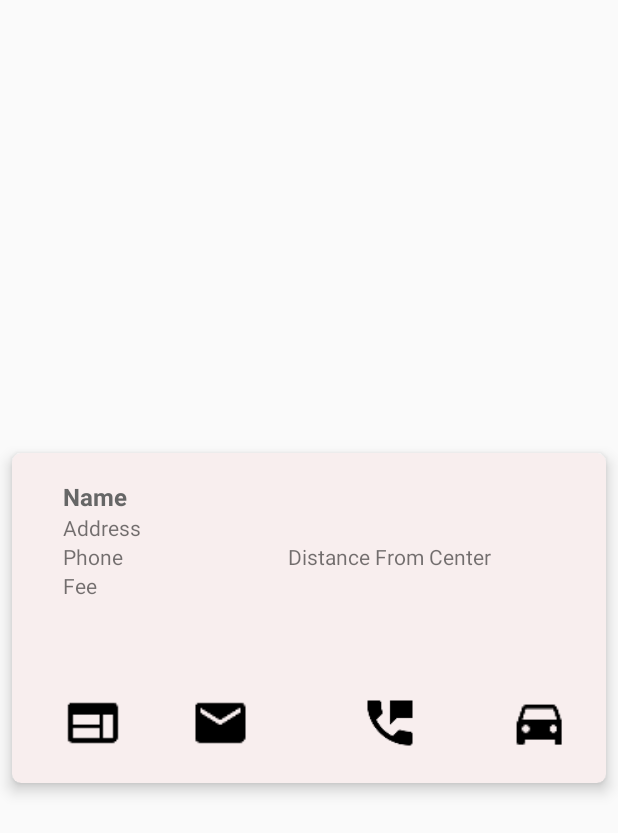
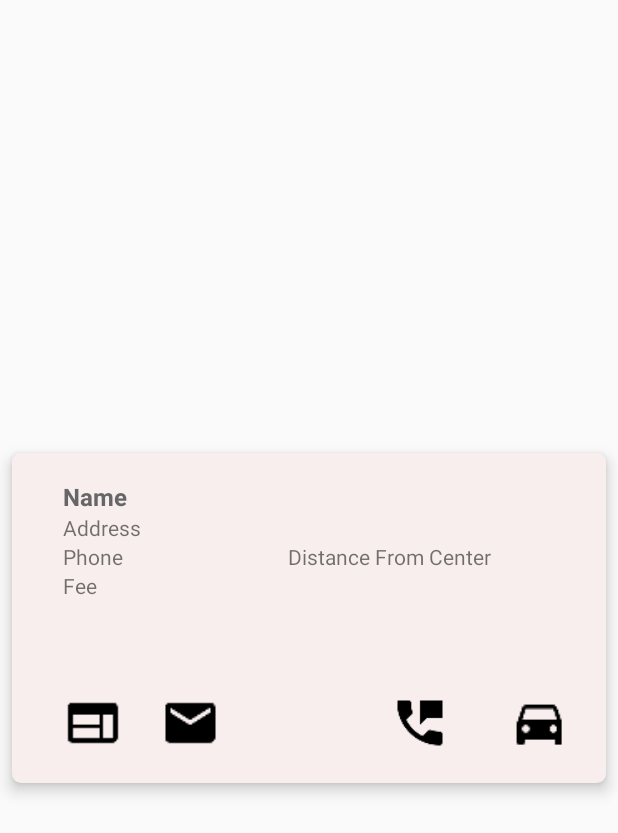
Before and after one commit to shtown/YouthServices, an Android app: the layout cards.xml on its own in the app's theme, with its tools: preview values and no code run, on a phone screen of 412 x 824 dp. Shown: the top 833 px of the screen. Run offline under Robolectric (Android 15) with nearby library versions, the phone set to English and light mode, and no system bars; network calls fail.

Commit message:
Fixed Card View layout

```diff
--- a/app/src/main/res/layout/cards.xml
+++ b/app/src/main/res/layout/cards.xml
@@ -60,7 +60,6 @@
             android:layout_below="@+id/list_item_ys_phone_text_view"
             tools:text="Fee" />
 
-
         <ImageView
             android:id="@+id/list_http"
             android:layout_width="40dp"
@@ -76,7 +75,7 @@
             android:layout_height="40dp"
             android:layout_alignParentLeft="true"
             android:layout_alignParentBottom="true"
-            android:layout_marginLeft="60dp"
+            android:layout_marginLeft="20dp"
             android:layout_toStartOf="@+id/list_item_ys_dist_text_view"
             android:src="@drawable/ic_email_black_24dp"
             android:contentDescription="@string/todo2" />
@@ -87,7 +86,7 @@
             android:layout_width="40dp"
             android:layout_height="40dp"
             android:layout_alignParentBottom="true"
-            android:layout_marginLeft="60dp"
+            android:layout_marginLeft="80dp"
             android:layout_toStartOf="@+id/list_directions"
             android:layout_toLeftOf="@+id/list_directions"
             android:src="@drawable/ic_perm_phone_msg_black_24dp"
@@ -100,7 +99,7 @@
             android:layout_alignParentEnd="true"
             android:layout_alignParentRight="true"
             android:layout_alignParentBottom="true"
-            android:layout_marginLeft="60dp"
+            android:layout_marginLeft="40dp"
             android:src="@drawable/ic_directions_car_black_24dp"
             android:contentDescription="@string/todo4" />
     </RelativeLayout>
```
